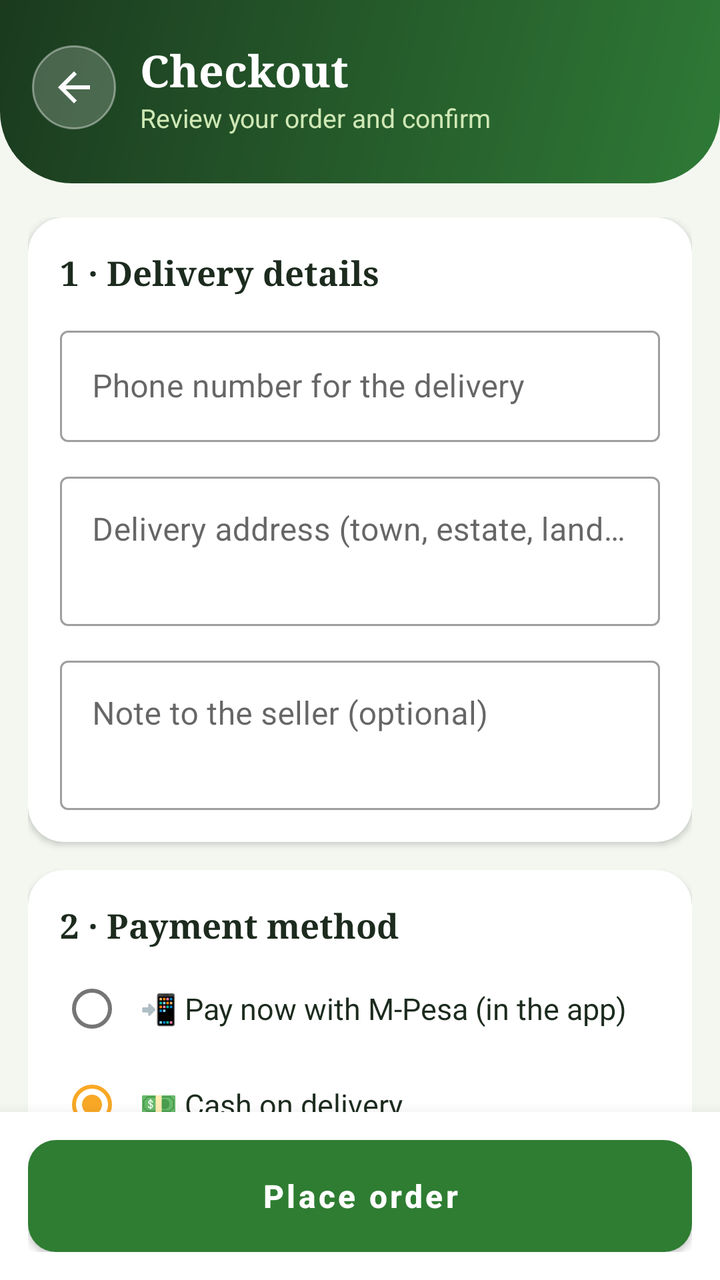
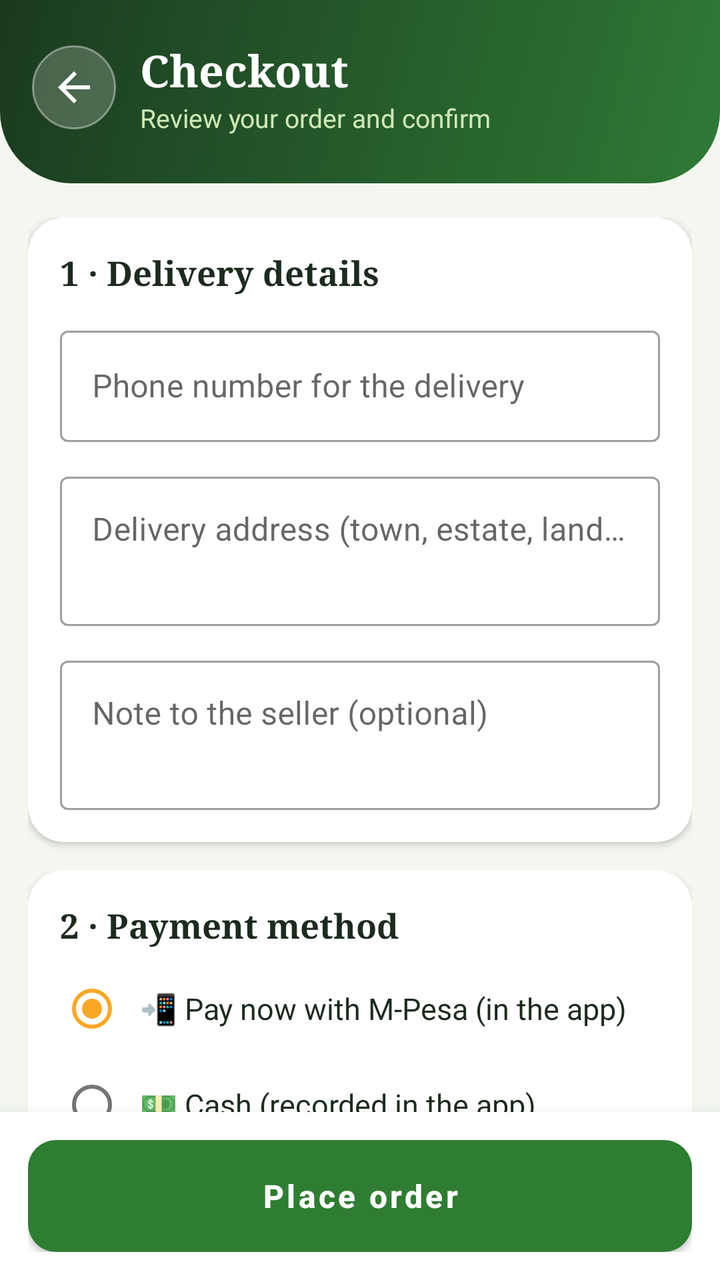

Two renders of the same Android screen: before a commit and after it. Below are the layout's source before the change and the commit's diff.
<!-- AndroidManifest.xml: activity theme Theme.FarmConnect.FarmerDash -->
<!-- res/layout/activity_checkout.xml -->
<?xml version="1.0" encoding="utf-8"?>
<LinearLayout xmlns:android="http://schemas.android.com/apk/res/android"
    xmlns:app="http://schemas.android.com/apk/res-auto"
    android:layout_width="match_parent" android:layout_height="match_parent"
    android:background="@color/fc_bg" android:orientation="vertical">

    <LinearLayout android:layout_width="match_parent" android:layout_height="wrap_content"
        android:background="@drawable/bg_dash_header" android:gravity="center_vertical" android:orientation="horizontal"
        android:paddingBottom="24dp" android:paddingEnd="16dp" android:paddingStart="16dp" android:paddingTop="20dp">
        <ImageButton android:id="@+id/btnBack" android:layout_width="42dp" android:layout_height="42dp"
            android:layout_marginEnd="12dp" android:background="@drawable/bg_icon_glass" android:contentDescription="@string/t_0557fa92"
            android:padding="10dp" android:src="@drawable/ic_back" android:tint="#FFFFFF" />
        <LinearLayout android:layout_width="0dp" android:layout_height="wrap_content" android:layout_weight="1"
            android:orientation="vertical">
            <TextView android:id="@+id/tvTitle" android:layout_width="wrap_content" android:layout_height="wrap_content"
                android:fontFamily="serif" android:text="@string/t_6ff063fb" android:textColor="#FFFFFF" android:textSize="22sp"
                android:textStyle="bold" />
            <TextView android:id="@+id/tvSubtitle" android:layout_width="wrap_content" android:layout_height="wrap_content"
                android:text="@string/t_d0ce7b51" android:textColor="#CFE8B5" android:textSize="13sp" />
        </LinearLayout>
        
    </LinearLayout>
    <ProgressBar android:id="@+id/progress" style="?android:attr/progressBarStyleHorizontal"
        android:layout_width="match_parent" android:layout_height="3dp" android:indeterminate="true"
        android:visibility="invisible" />
    <ScrollView android:layout_width="match_parent" android:layout_height="0dp" android:layout_weight="1"
        android:scrollbars="none">
        <LinearLayout android:layout_width="match_parent" android:layout_height="wrap_content"
            android:orientation="vertical" android:padding="14dp">

            <com.google.android.material.card.MaterialCardView android:layout_width="match_parent"
                android:layout_height="wrap_content" android:layout_marginTop="0dp"
                app:cardBackgroundColor="@color/fc_card" app:cardCornerRadius="18dp" app:cardElevation="2dp" app:strokeWidth="0dp">
                <LinearLayout android:layout_width="match_parent" android:layout_height="wrap_content"
                    android:orientation="vertical" android:padding="16dp">
                    <TextView android:layout_width="wrap_content" android:layout_height="wrap_content"
                        android:fontFamily="serif" android:text="@string/t_c6f6d998" android:textColor="@color/fc_text"
                        android:textSize="17sp" android:textStyle="bold" />
                    <com.google.android.material.textfield.TextInputLayout android:id="@+id/tilPhone"
                        style="@style/Widget.MaterialComponents.TextInputLayout.OutlinedBox"
                        android:layout_width="match_parent" android:layout_height="wrap_content"
                        android:layout_marginTop="12dp" android:hint="@string/t_7af1d8a9">
                        <com.google.android.material.textfield.TextInputEditText android:id="@+id/etPhone"
                            android:layout_width="match_parent" android:layout_height="wrap_content"
                            android:inputType="phone"  />
                    </com.google.android.material.textfield.TextInputLayout>
                    <com.google.android.material.textfield.TextInputLayout android:id="@+id/tilAddress"
                        style="@style/Widget.MaterialComponents.TextInputLayout.OutlinedBox"
                        android:layout_width="match_parent" android:layout_height="wrap_content"
                        android:layout_marginTop="12dp" android:hint="@string/t_cdcd0828">
                        <com.google.android.material.textfield.TextInputEditText android:id="@+id/etAddress"
                            android:layout_width="match_parent" android:layout_height="wrap_content"
                            android:inputType="textMultiLine|textCapSentences" android:minLines="2" android:gravity="top|start" />
                    </com.google.android.material.textfield.TextInputLayout>
                    <com.google.android.material.textfield.TextInputLayout android:id="@+id/tilNote"
                        style="@style/Widget.MaterialComponents.TextInputLayout.OutlinedBox"
                        android:layout_width="match_parent" android:layout_height="wrap_content"
                        android:layout_marginTop="12dp" android:hint="@string/t_b822662d">
                        <com.google.android.material.textfield.TextInputEditText android:id="@+id/etNote"
                            android:layout_width="match_parent" android:layout_height="wrap_content"
                            android:inputType="textMultiLine|textCapSentences" android:minLines="2" android:gravity="top|start" android:maxLength="500" />
                    </com.google.android.material.textfield.TextInputLayout>
                </LinearLayout>
            </com.google.android.material.card.MaterialCardView>

            <com.google.android.material.card.MaterialCardView android:layout_width="match_parent"
                android:layout_height="wrap_content" android:layout_marginTop="14dp"
                app:cardBackgroundColor="@color/fc_card" app:cardCornerRadius="18dp" app:cardElevation="2dp" app:strokeWidth="0dp">
                <LinearLayout android:layout_width="match_parent" android:layout_height="wrap_content"
                    android:orientation="vertical" android:padding="16dp">
                    <TextView android:layout_width="wrap_content" android:layout_height="wrap_content"
                        android:fontFamily="serif" android:text="@string/t_bf473402" android:textColor="@color/fc_text"
                        android:textSize="17sp" android:textStyle="bold" />
                    <RadioGroup android:id="@+id/rgPay" android:layout_width="match_parent"
                        android:layout_height="wrap_content" android:layout_marginTop="6dp">
                        <RadioButton android:id="@+id/rbMpesaNow" android:layout_width="match_parent"
                            android:layout_height="wrap_content" android:padding="8dp"
                            android:text="@string/pay_now_mpesa" android:textColor="@color/fc_text" android:textSize="15sp" />
                        <RadioButton android:id="@+id/rbCash" android:layout_width="match_parent"
                            android:layout_height="wrap_content" android:checked="true" android:padding="8dp"
                            android:text="@string/t_91cc4ab8" android:textColor="@color/fc_text" android:textSize="15sp" />
                        <RadioButton android:id="@+id/rbMpesa" android:layout_width="match_parent"
                            android:layout_height="wrap_content" android:padding="8dp"
                            android:text="@string/t_8e89e2a1" android:textColor="@color/fc_text" android:textSize="15sp" />
                    </RadioGroup>
                    <TextView android:id="@+id/tvPayNote" android:layout_width="match_parent" android:layout_height="wrap_content"
                        android:layout_marginTop="6dp" android:background="@drawable/bg_chip"
                        android:backgroundTint="@color/fc_primary_light" android:padding="12dp"
                        android:text="@string/t_afd0a624"
                        android:textColor="#1B5E20" android:textSize="12sp" />
                </LinearLayout>
            </com.google.android.material.card.MaterialCardView>

            <com.google.android.material.card.MaterialCardView android:layout_width="match_parent"
                android:layout_height="wrap_content" android:layout_marginTop="14dp"
                app:cardBackgroundColor="@color/fc_card" app:cardCornerRadius="18dp" app:cardElevation="2dp" app:strokeWidth="0dp">
                <LinearLayout android:layout_width="match_parent" android:layout_height="wrap_content"
                    android:orientation="vertical" android:padding="16dp">
                    <TextView android:layout_width="wrap_content" android:layout_height="wrap_content"
                        android:fontFamily="serif" android:text="@string/t_97cd4499" android:textColor="@color/fc_text"
                        android:textSize="17sp" android:textStyle="bold" />
                    <LinearLayout android:id="@+id/summaryContainer" android:layout_width="match_parent"
                        android:layout_height="wrap_content" android:layout_marginTop="8dp" android:orientation="vertical" />
                    <View android:layout_width="match_parent" android:layout_height="1dp" android:layout_marginBottom="10dp"
                        android:layout_marginTop="6dp" android:background="#E3EBE0" />
                    <LinearLayout android:layout_width="match_parent" android:layout_height="wrap_content" android:orientation="horizontal">
                        <TextView android:layout_width="0dp" android:layout_height="wrap_content" android:layout_weight="1"
                            android:fontFamily="serif" android:text="@string/t_96b01412" android:textColor="@color/fc_text"
                            android:textSize="18sp" android:textStyle="bold" />
                        <TextView android:id="@+id/tvTotal" android:layout_width="wrap_content" android:layout_height="wrap_content"
                            android:textColor="@color/fc_primary" android:textSize="20sp" android:textStyle="bold" />
                    </LinearLayout>
                </LinearLayout>
            </com.google.android.material.card.MaterialCardView>
        </LinearLayout>
    </ScrollView>
    <LinearLayout android:layout_width="match_parent" android:layout_height="wrap_content"
        android:background="@color/fc_card" android:elevation="12dp" android:padding="14dp">
        <com.google.android.material.button.MaterialButton android:id="@+id/btnPlace"
            android:layout_width="match_parent" android:layout_height="56dp" android:insetBottom="0dp"
            android:insetTop="0dp" android:text="@string/t_e7965ae5" android:textAllCaps="false" android:textSize="16sp"
            android:textStyle="bold" app:cornerRadius="14dp" />
    </LinearLayout>
</LinearLayout>
<!-- resources referenced by this layout -->
<resources>
  <color name="fc_bg">#F3F7F0</color>
  <color name="fc_card">#FFFFFF</color>
  <color name="fc_primary">#2E7D32</color>
  <color name="fc_primary_light">#E3F1E0</color>
  <color name="fc_text">#1C2B1E</color>
  <!-- drawable bg_chip (drawable) -->
  <?xml version="1.0" encoding="utf-8"?>
  <shape xmlns:android="http://schemas.android.com/apk/res/android" android:shape="rectangle">
      <solid android:color="#FFFFFF" />
      <corners android:radius="12dp" />
  </shape>
  <!-- drawable bg_dash_header (drawable) -->
  <?xml version="1.0" encoding="utf-8"?>
  <shape xmlns:android="http://schemas.android.com/apk/res/android" android:shape="rectangle">
      <gradient android:angle="315" android:startColor="#1B3A1F" android:endColor="#2F7A36" />
      <corners android:bottomLeftRadius="36dp" android:bottomRightRadius="36dp" />
  </shape>
  <!-- drawable bg_icon_glass (drawable) -->
  <?xml version="1.0" encoding="utf-8"?>
  <shape xmlns:android="http://schemas.android.com/apk/res/android" android:shape="oval">
      <solid android:color="#33FFFFFF" />
      <stroke android:width="1dp" android:color="#66FFFFFF" />
  </shape>
  <!-- drawable ic_back (drawable) -->
  <vector xmlns:android="http://schemas.android.com/apk/res/android"
      android:width="24dp" android:height="24dp" android:viewportWidth="24" android:viewportHeight="24">
      <path android:fillColor="#FF000000" android:pathData="M20,11H7.83l5.59,-5.59L12,4l-8,8 8,8 1.41,-1.41L7.83,13H20v-2z" />
  </vector>
  <string name="pay_now_mpesa">📲  Pay now with M-Pesa (in the app)</string>
  <string name="t_0557fa92">Back</string>
  <string name="t_6ff063fb">Checkout</string>
  <string name="t_7af1d8a9">Phone number for the delivery</string>
  <string name="t_8e89e2a1">📱  M-Pesa on delivery</string>
  <string name="t_91cc4ab8">💵  Cash on delivery</string>
  <string name="t_96b01412">Total</string>
  <string name="t_97cd4499">3 · Order summary</string>
  <string name="t_afd0a624">You pay the seller when your order arrives. No money is taken inside the app.</string>
  <string name="t_b822662d">Note to the seller (optional)</string>
  <string name="t_bf473402">2 · Payment method</string>
  <string name="t_c6f6d998">1 · Delivery details</string>
  <string name="t_cdcd0828">Delivery address (town, estate, landmark)</string>
  <string name="t_d0ce7b51">Review your order and confirm</string>
  <string name="t_e7965ae5">Place order</string>
  <style name="Theme.FarmConnect.FarmerDash" parent="Theme.MaterialComponents.Light.NoActionBar">
          <item name="colorPrimary">#2E7D32</item>
          <item name="colorPrimaryVariant">@color/fc_dark</item>
          <item name="colorOnPrimary">#FFFFFF</item>
          <item name="colorSecondary">#F9A825</item>
          <item name="android:statusBarColor">@color/fc_dark</item>
          <item name="android:windowBackground">@color/fc_bg</item>
      </style>
  <color name="fc_dark">#1B3A1F</color>
</resources>

<!-- the commit's change to res/layout/activity_checkout.xml (unified diff, before → after) -->
@@ -74,14 +74,11 @@
                     <RadioGroup android:id="@+id/rgPay" android:layout_width="match_parent"
                         android:layout_height="wrap_content" android:layout_marginTop="6dp">
                         <RadioButton android:id="@+id/rbMpesaNow" android:layout_width="match_parent"
-                            android:layout_height="wrap_content" android:padding="8dp"
+                            android:layout_height="wrap_content" android:checked="true" android:padding="8dp"
                             android:text="@string/pay_now_mpesa" android:textColor="@color/fc_text" android:textSize="15sp" />
                         <RadioButton android:id="@+id/rbCash" android:layout_width="match_parent"
-                            android:layout_height="wrap_content" android:checked="true" android:padding="8dp"
+                            android:layout_height="wrap_content" android:padding="8dp"
                             android:text="@string/t_91cc4ab8" android:textColor="@color/fc_text" android:textSize="15sp" />
-                        <RadioButton android:id="@+id/rbMpesa" android:layout_width="match_parent"
-                            android:layout_height="wrap_content" android:padding="8dp"
-                            android:text="@string/t_8e89e2a1" android:textColor="@color/fc_text" android:textSize="15sp" />
                     </RadioGroup>
                     <TextView android:id="@+id/tvPayNote" android:layout_width="match_parent" android:layout_height="wrap_content"
                         android:layout_marginTop="6dp" android:background="@drawable/bg_chip"
<!-- resource entries referenced after the edit -->
@@ -32,11 +32,10 @@
   <string name="t_0557fa92">Back</string>
   <string name="t_6ff063fb">Checkout</string>
   <string name="t_7af1d8a9">Phone number for the delivery</string>
-  <string name="t_8e89e2a1">📱  M-Pesa on delivery</string>
-  <string name="t_91cc4ab8">💵  Cash on delivery</string>
+  <string name="t_91cc4ab8">💵  Cash (recorded in the app)</string>
   <string name="t_96b01412">Total</string>
   <string name="t_97cd4499">3 · Order summary</string>
-  <string name="t_afd0a624">You pay the seller when your order arrives. No money is taken inside the app.</string>
+  <string name="t_afd0a624">You will get an M-Pesa prompt on your phone. Enter your PIN to pay. The seller is paid after you receive your order.</string>
   <string name="t_b822662d">Note to the seller (optional)</string>
   <string name="t_bf473402">2 · Payment method</string>
   <string name="t_c6f6d998">1 · Delivery details</string>
